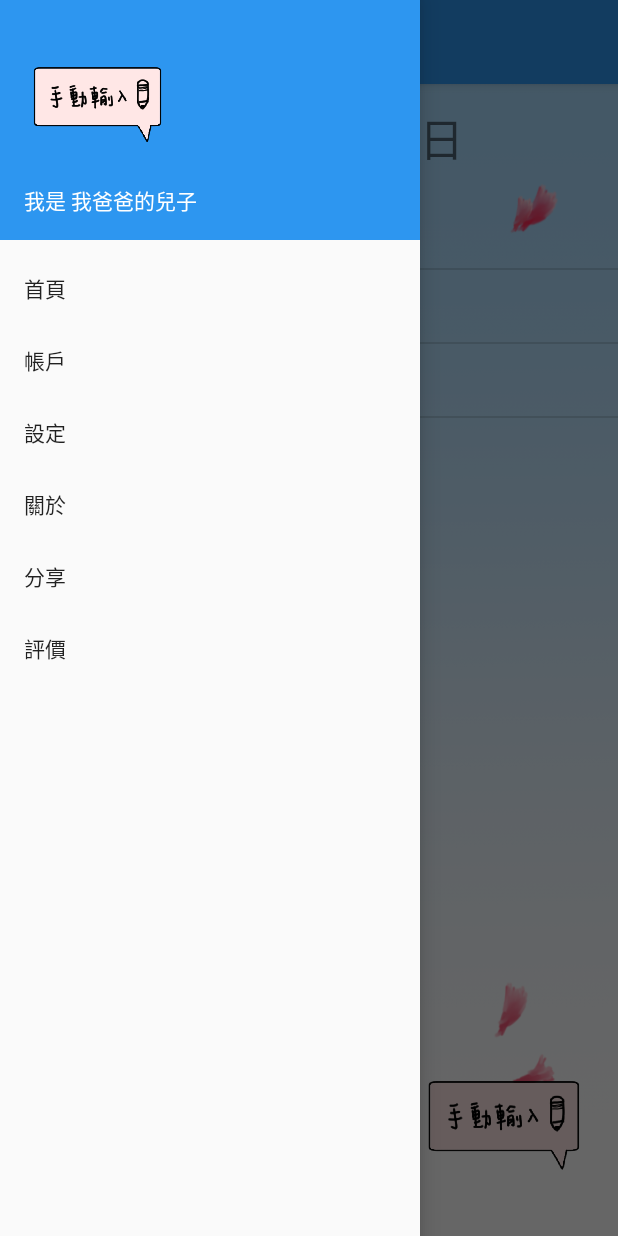
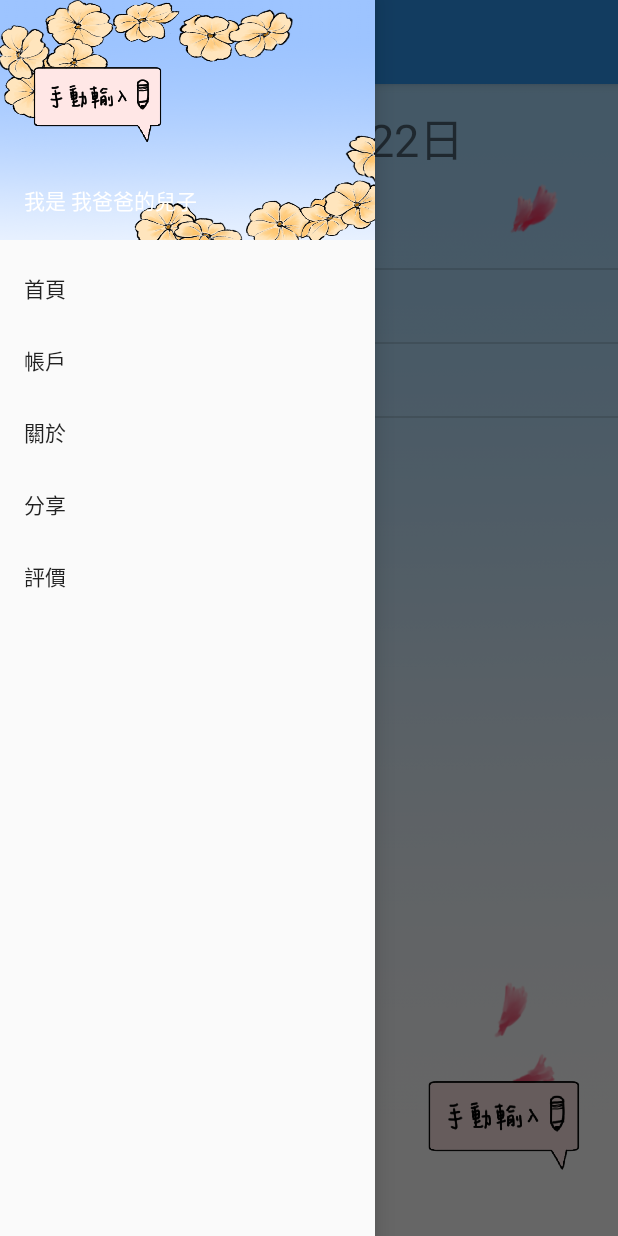
Before and after one commit to zidane0000/KeepMoney20, an Android app: the screen it shows after launch (MainActivity), with the side drawer open, on a phone screen of 412 x 824 dp. Run offline under Robolectric (Android 15) with nearby library versions, the light colour scheme and no system bars.

Commit message:
20180522 實驗室電腦

```diff
--- a/app/build.gradle
+++ b/app/build.gradle
@@ -28,9 +28,9 @@ dependencies {
     androidTestImplementation 'com.android.support.test.espresso:espresso-core:3.0.1'
 
     //RecyclerView 在home的中間
-    compile 'com.android.support:recyclerview-v7:26.1.0'
+    implementation 'com.android.support:recyclerview-v7:26.1.0'
 
     //圓餅圖
-    compile 'im.dacer:AndroidCharts:1.0.4'
+    implementation 'im.dacer:AndroidCharts:1.0.4'
 
 }
--- a/app/src/main/res/layout/activity_main.xml
+++ b/app/src/main/res/layout/activity_main.xml
@@ -16,9 +16,9 @@
     //左拉選單
     <android.support.design.widget.NavigationView
         android:id="@+id/nav_view"
-        android:layout_width="wrap_content"
+        android:layout_width="250dp"
         android:layout_height="match_parent"
-        android:layout_gravity="start"
+        android:layout_gravity="left"
         android:fitsSystemWindows="true"
         app:headerLayout="@layout/navigation_header"
         app:menu="@menu/activity_main_drawer" />
--- a/app/src/main/res/layout/activity_menu_account.xml
+++ b/app/src/main/res/layout/activity_menu_account.xml
@@ -5,7 +5,7 @@
     android:layout_width="match_parent"
     android:layout_height="match_parent"
     tools:context="tw.edu.niu.keepmoney20.menu_account"
-    android:background="@drawable/blue"
+    android:background="@drawable/account"
     android:id="@+id/menu_account">
 
     <TextView
--- a/app/src/main/res/layout/navigation_header.xml
+++ b/app/src/main/res/layout/navigation_header.xml
@@ -2,7 +2,7 @@
 <LinearLayout xmlns:android="http://schemas.android.com/apk/res/android"
     android:layout_width="match_parent"
     android:layout_height="160dp"
-    android:background="@color/colorPrimary"
+    android:background="@drawable/left2"
     android:gravity="bottom"
     android:orientation="vertical"
     android:paddingBottom="@dimen/activity_vertical_margin"
--- a/app/src/main/res/menu/activity_main_drawer.xml
+++ b/app/src/main/res/menu/activity_main_drawer.xml
@@ -11,9 +11,6 @@
             android:id="@+id/nav_account"
             android:title="帳戶" />
         <item
-            android:id="@+id/nav_setting"
-            android:title="設定" />
-        <item
             android:id="@+id/nav_about"
             android:title="關於" />
         <item
--- a/build.gradle
+++ b/build.gradle
@@ -7,7 +7,7 @@ buildscript {
         jcenter()
     }
     dependencies {
-        classpath 'com.android.tools.build:gradle:3.0.1'
+        classpath 'com.android.tools.build:gradle:3.1.2'
 
 
         // NOTE: Do not place your application dependencies here; they belong
```
Also changed, not shown: app/src/main/java/tw/edu/niu/keepmoney20/MainActivity.java (+0 -8 lines), app/src/main/java/tw/edu/niu/keepmoney20/menu_setting.java (deleted, +0 -20 lines), app/src/main/res/layout/activity_menu_setting.xml (deleted, +0 -11 lines), app/src/main/res/drawable/account.png (added), app/src/main/res/drawable/left1.png (added), app/src/main/res/drawable/left2.png (added), gradle/wrapper/gradle-wrapper.properties.
